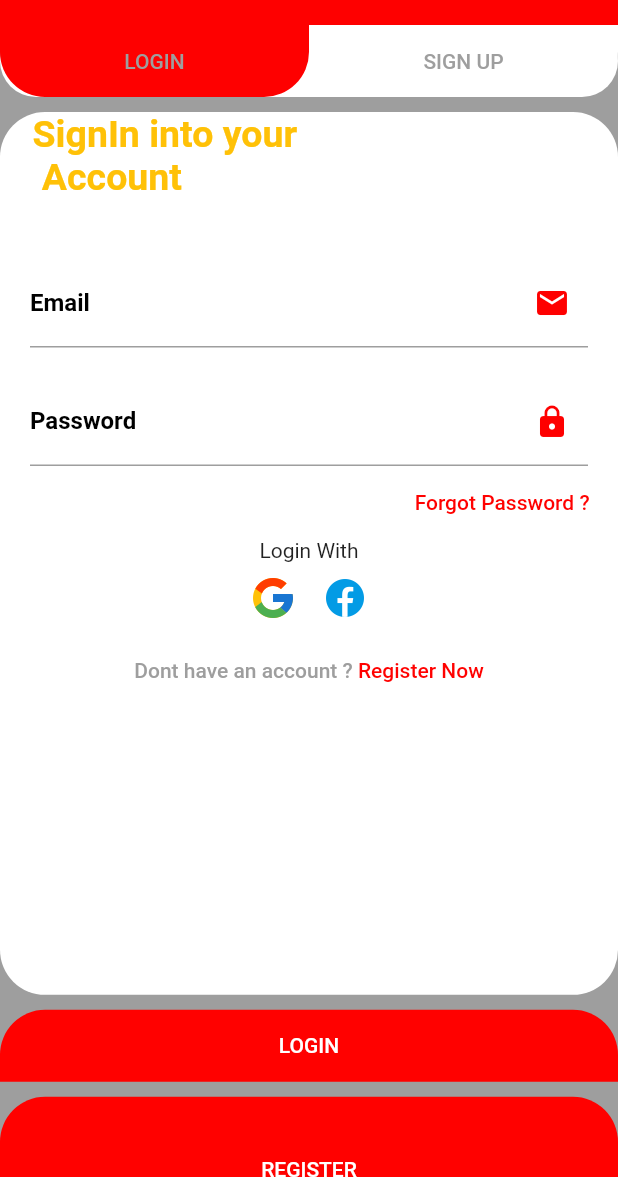
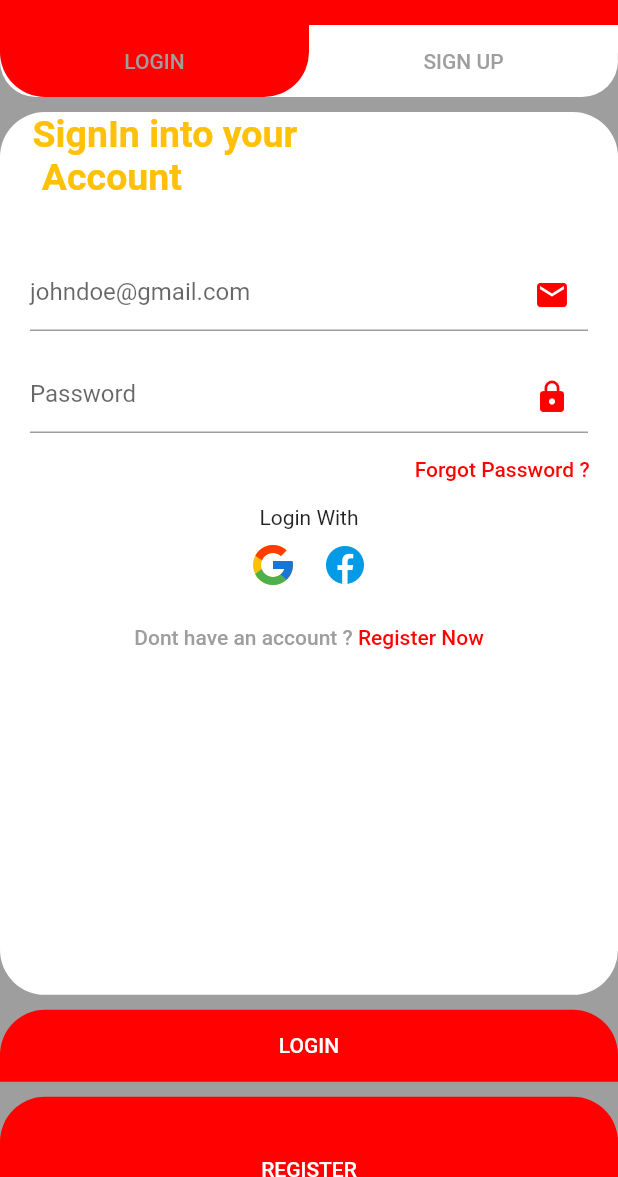
Before and after one commit to LinoShaji/socialX, a Flutter app: the screen it shows after launch, after a tap on "LOGIN", on a phone screen of 412 x 824 dp, the part 59-1236 px from its top. Run offline on Flutter 3.47's test engine with Material 2 defaults, Android fonts, the phone set to English and light mode, and no system bars; our stand-ins replace cloud_firestore, firebase_auth, firebase_core, fluttertoast; missing offline and left inert: news_api_flutter_package; accounts and stored records are empty.

Commit message:
pushing latest updates

```diff
--- a/lib/custom.dart
+++ b/lib/custom.dart
@@ -23,26 +23,31 @@ class CustomButton extends StatelessWidget {
   }
 }
 
-class CustomContainer extends StatelessWidget {
+class CustomContainer extends StatefulWidget {
   final Widget widget;
   final double height;
   const CustomContainer({Key? key, required this.widget, required this.height})
       : super(key: key);
 
   @override
+  State<CustomContainer> createState() => _CustomContainerState();
+}
+
+class _CustomContainerState extends State<CustomContainer> {
+  @override
   Widget build(BuildContext context) {
     return Container(
-      height: height,
+      height: widget.height,
       decoration: BoxDecoration(
         borderRadius: BorderRadius.circular(30),
         color: Colors.white,
       ),
-      child: widget,
+      child: widget.widget,
     );
   }
 }
 
-class CustomTextField extends StatelessWidget {
+class CustomTextField extends StatefulWidget {
   final String HelperText;
   final Widget icon;
   final TextEditingController controller;
@@ -59,18 +64,22 @@ class CustomTextField extends StatelessWidget {
   }) : super(key: key);
 
   @override
+  State<CustomTextField> createState() => _CustomTextFieldState();
+}
+
+class _CustomTextFieldState extends State<CustomTextField> {
+  @override
   Widget build(BuildContext context) {
     return Container(
-      margin: EdgeInsets.only(left: 20, right: 20, top: 20),
+      margin: const EdgeInsets.only(left: 20, right: 20, top: 20),
       child: TextFormField(
-        obscureText: isObscure,
-        controller: controller,
+        obscureText: widget.isObscure,
+        controller: widget.controller,
         decoration: InputDecoration(
-          labelText: label,
           labelStyle:
-              TextStyle(color: Colors.black, fontWeight: FontWeight.bold),
-          hintText: HelperText,
-          suffixIcon: icon,
+              const TextStyle(color: Colors.black, fontWeight: FontWeight.bold),
+          hintText: widget.HelperText,
+          suffixIcon: widget.icon,
         ),
       ),
     );
--- a/lib/login.dart
+++ b/lib/login.dart
@@ -158,7 +158,7 @@ class _LoginState extends State<Login> {
                               icon: Icon(Icons.lock, color: Color(0xfffe0000)),
                               controller: passwordTextEditingController,
                               label: 'Password',
-                              isObscure: false,
+                              isObscure: true,
                             ),
 
                             // Forgot Password Button
@@ -218,7 +218,12 @@ class _LoginState extends State<Login> {
                                 topRight: Radius.circular(30)),
                             color: Color(0xffff0100)),
                         child: TextButton(
-                            onPressed: () {},
+                            onPressed: () {
+                              Navigator.push(
+                                  context,
+                                  MaterialPageRoute(
+                                      builder: (context) => HomePage()));
+                            },
                             child: const Text(
                               "LOGIN",
                               style: TextStyle(color: Colors.white),
--- a/lib/main.dart
+++ b/lib/main.dart
@@ -1,22 +1,17 @@
 import 'package:firebase_core/firebase_core.dart';
 import 'package:flutter/material.dart';
 import 'package:flutter/services.dart';
-import 'package:news/home.dart';
 import 'package:news/login.dart';
 import 'package:news/HomePage.dart';
 
-void main() {
+void main() async {
+  WidgetsFlutterBinding.ensureInitialized();
+  await Firebase.initializeApp();
   runApp(const MyApp());
 }
 
 class MyApp extends StatelessWidget {
   const MyApp({super.key});
-
-  void main() async {
-    WidgetsFlutterBinding.ensureInitialized();
-    await Firebase.initializeApp();
-    runApp(MyApp());
-  }
 
   // This widget is the root of your application.
   @override
@@ -25,20 +20,6 @@ class MyApp extends StatelessWidget {
       DeviceOrientation.portraitUp,
       DeviceOrientation.portraitDown,
     ]);
-    return MaterialApp(
-        title: 'Flutter Demo',
-        theme: ThemeData(
-          // This is the theme of your application.
-          //
-          // Try running your application with "flutter run". You'll see the
-          // application has a blue toolbar. Then, without quitting the app, try
-          // changing the primarySwatch below to Colors.green and then invoke
-          // "hot reload" (press "r" in the console where you ran "flutter run",
-          // or simply save your changes to "hot reload" in a Flutter IDE).
-          // Notice that the counter didn't reset back to zero; the application
-          // is not restarted.
-          primarySwatch: Colors.blue,
-        ),
-        home: Login());
+    return MaterialApp(home: Login());
   }
 }
```
Also changed, not shown: 2 other files.
